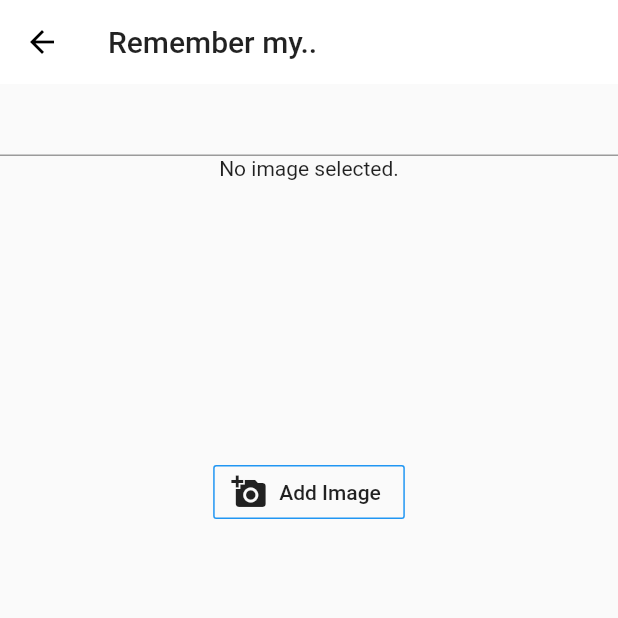
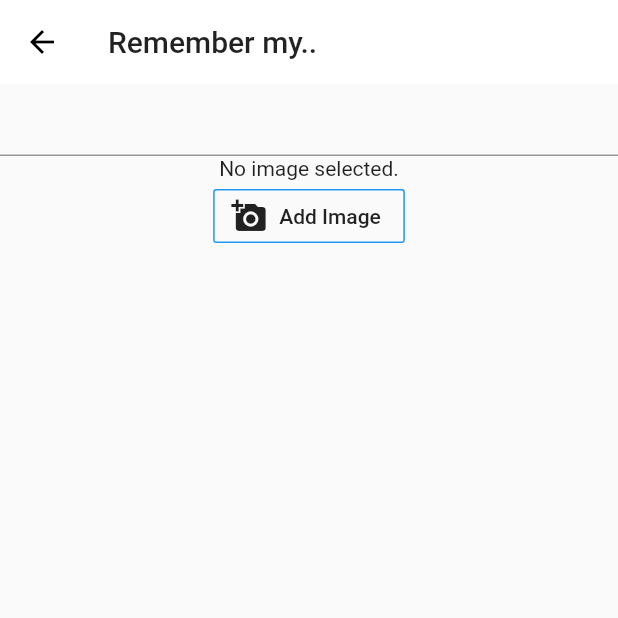
Before and after one commit to lohanidamodar/flutter_iremember, a Flutter app: the AddPage screen opened directly, on a phone screen of 412 x 824 dp, the top half of it. Run offline on Flutter 3.47's test engine with Material 2 defaults, Android fonts, the phone set to English and light mode, and no system bars; our stand-ins replace image_picker, sqflite; accounts and stored records are empty.

Commit message:
image input max height constraint

```diff
--- a/lib/src/form_inputs/image.dart
+++ b/lib/src/form_inputs/image.dart
@@ -55,8 +55,10 @@ class _ImageInputState extends State<ImageInput> {
   Widget build(BuildContext context) {
     return Column(
       children: <Widget>[
-        Container(
-          height: 200.0,
+        ConstrainedBox(
+          constraints: BoxConstraints(
+            maxHeight: 200
+          ),
           child: _image == null
               ? new Text('No image selected.')
               : new Image.file(_image),
```
